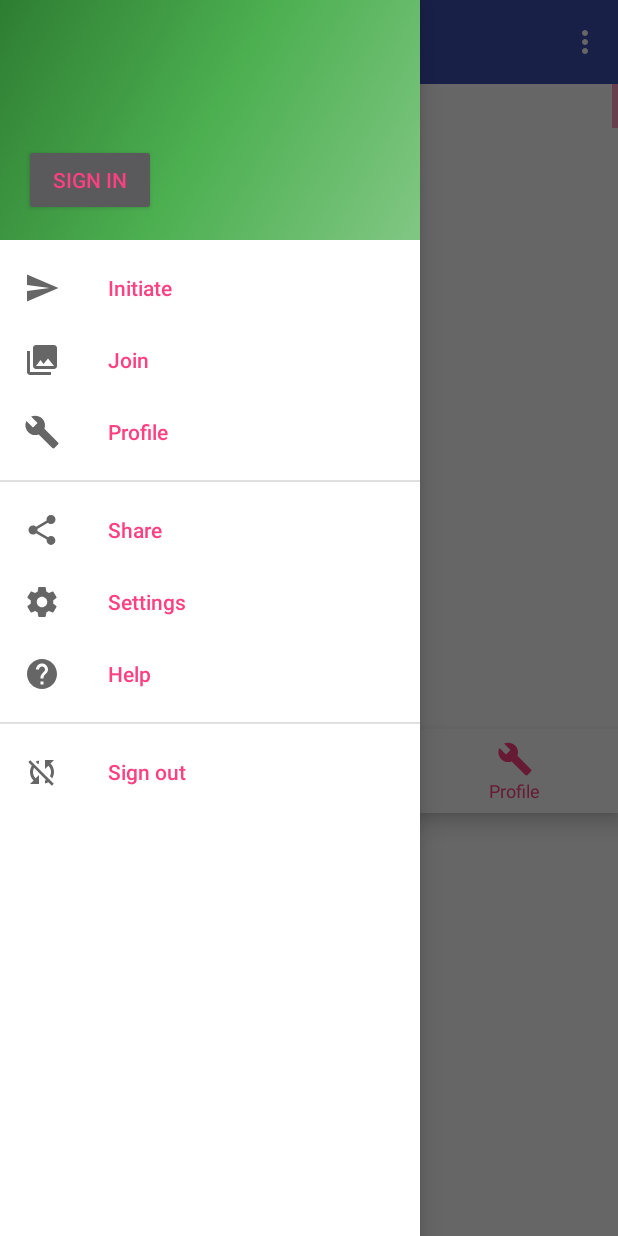
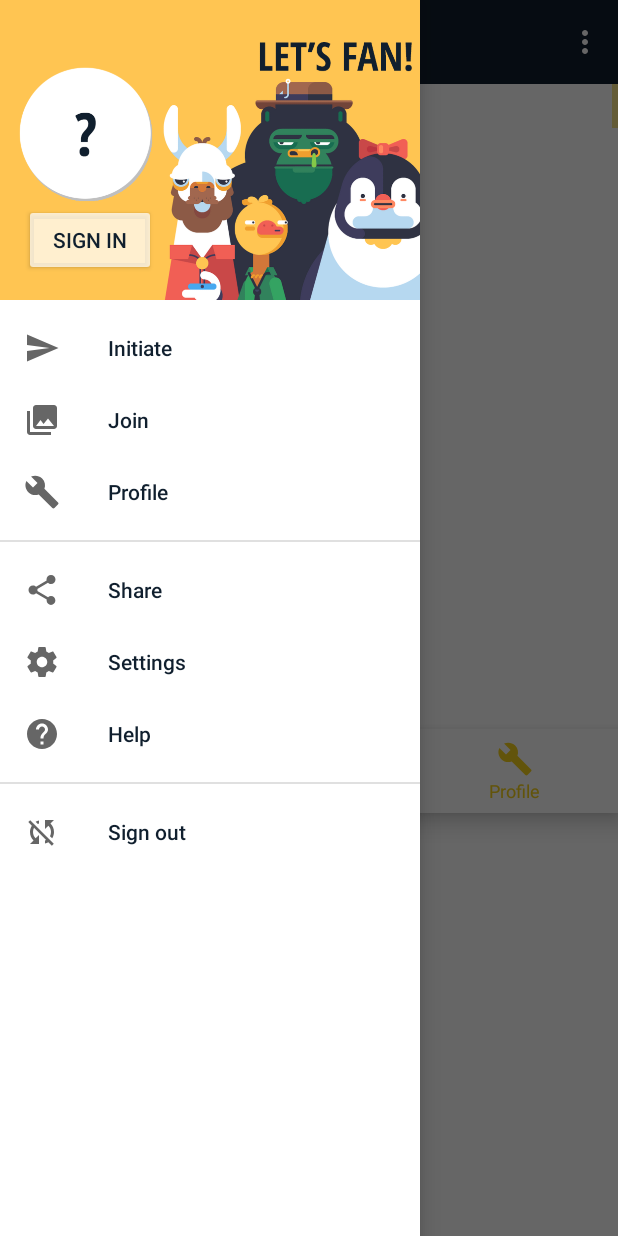
Before and after one commit to SPEITCoder/let-s-fan, an Android app: the screen it shows after launch (MainActivity), with the side drawer open, on a phone screen of 412 x 824 dp. Run offline under Robolectric (Android 15) with nearby library versions, the phone set to English and light mode, and no system bars; our stand-ins replace ButterKnife, CircleImageView, Firebase (no records; nobody signed in at launch, a user with empty details on screens opened directly); pictures from the network do not load.

Commit message:
UI update

```diff
--- a/app/build.gradle
+++ b/app/build.gradle
@@ -5,7 +5,7 @@ android {
     buildToolsVersion "25.0.1"
     defaultConfig {
         applicationId "local.nicolas.letsfan"
-        minSdkVersion 21
+        minSdkVersion 23
         targetSdkVersion 25
         versionCode 1
         versionName "1.0"
@@ -27,7 +27,6 @@ dependencies {
         exclude group: 'com.android.support', module: 'support-annotations'
     })
     compile project(path: ':auth')
-    //    compile 'local.nicolas.letsfan:letsfan-auth:1.0.1'
     compile 'com.android.support:appcompat-v7:25.1.0'
     compile 'com.android.support:design:25.1.0'
     compile 'com.google.firebase:firebase-core:10.0.1'
@@ -46,6 +45,7 @@ dependencies {
     compile 'com.github.bumptech.glide:glide:3.7.0'
     compile 'com.jakewharton:butterknife:8.4.0'
     compile 'com.google.firebase:firebase-appindexing:10.0.1'
+    compile 'de.hdodenhof:circleimageview:1.3.0'
     //compile 'com.google.android.gms:play-services-appindexing:10.0.1'
     testCompile 'junit:junit:4.12'
     annotationProcessor 'com.jakewharton:butterknife-compiler:8.4.0'
--- a/app/src/main/java/local/nicolas/letsfan/Data.java
+++ b/app/src/main/java/local/nicolas/letsfan/Data.java
@@ -35,11 +35,6 @@ public class Data extends Application {
         this.mFirebaseAuth=f;
     }
 
-    public int getRcSignIn()
-    {
-        return this.RC_SIGN_IN;
-    }
-
     public FirebaseDatabase getmFirebaseDatabase()
     {
         return this.mFirebaseDatabase;
--- a/app/src/main/res/layout/nav_header_main.xml
+++ b/app/src/main/res/layout/nav_header_main.xml
@@ -2,8 +2,7 @@
 <LinearLayout xmlns:android="http://schemas.android.com/apk/res/android"
     xmlns:app="http://schemas.android.com/apk/res-auto"
     android:layout_width="match_parent"
-    android:layout_height="@dimen/nav_header_height"
-    android:background="@drawable/side_nav_bar"
+    android:background="@drawable/side_nav_backg"
     android:gravity="bottom"
     android:orientation="vertical"
     android:paddingBottom="@dimen/activity_vertical_margin"
@@ -11,14 +10,15 @@
     android:paddingRight="@dimen/activity_horizontal_margin"
     android:paddingTop="@dimen/activity_vertical_margin"
     android:theme="@style/ThemeOverlay.AppCompat.Dark"
-    android:weightSum="1">
+    android:weightSum="1"
+    android:layout_height="200dp">
 
-    <ImageView
+    <de.hdodenhof.circleimageview.CircleImageView
         android:id="@+id/userAvatar"
-        android:layout_width="wrap_content"
-        android:layout_height="wrap_content"
+        android:layout_width="82sp"
         android:paddingTop="@dimen/nav_header_vertical_spacing"
-        app:srcCompat="@android:drawable/sym_def_app_icon" />
+        app:srcCompat="@android:drawable/sym_def_app_icon"
+        android:layout_height="82sp" />
 
     <TextView
         android:layout_width="match_parent"
@@ -27,19 +27,23 @@
         android:text="Android Studio"
         android:textAppearance="@style/TextAppearance.AppCompat.Body1"
         android:id="@+id/nav_head_user_name"
-        android:visibility="gone" />
+        android:visibility="gone"
+        android:textColor="?attr/colorPrimaryDark"
+        android:textSize="14sp" />
 
     <TextView
         android:id="@+id/nav_header_user_mail"
         android:layout_width="wrap_content"
         android:layout_height="wrap_content"
         android:text="android.studio@android.com"
-        android:visibility="gone" />
+        android:visibility="gone"
+        android:textColor="?attr/colorPrimaryDark" />
 
     <Button
         android:text="@string/sign_in"
         android:layout_width="wrap_content"
         android:id="@+id/sign_in_button"
-        android:layout_height="wrap_content" />
+        android:layout_height="wrap_content"
+        android:backgroundTint="@color/authui_inputTextColor" />
 
 </LinearLayout>
--- a/app/src/main/res/values/colors.xml
+++ b/app/src/main/res/values/colors.xml
@@ -1,8 +1,8 @@
 <?xml version="1.0" encoding="utf-8"?>
 <resources>
-    <color name="colorPrimary">#3F51B5</color>
-    <color name="colorPrimaryDark">#303F9F</color>
-    <color name="colorAccent">#FF4081</color>
+    <color name="colorPrimary">#101f2e</color>
+    <color name="colorPrimaryDark">#101f2e</color>
+    <color name="colorAccent">#f7d31b</color>
     <color name="white">#FFFFFF</color>
     <color name="nav_tint">#CCCCCC</color>
 </resources>
--- a/app/src/main/res/values/styles.xml
+++ b/app/src/main/res/values/styles.xml
@@ -8,11 +8,11 @@
         <item name="colorAccent">@color/colorAccent</item>
 
         <item name="colorControlNormal">@color/colorAccent</item>
-        <item name="colorControlActivated">@color/colorAccent</item>
-        <item name="colorControlHighlight">@color/colorAccent</item>
+        <item name="colorControlActivated">#ffe161</item>
+        <item name="colorControlHighlight">#eda618</item>
         <item name="android:windowBackground">@color/white</item>
-        <item name="android:textColor">@color/colorAccent</item>
-        <item name="android:textColorPrimary">@color/colorAccent</item>
+        <item name="android:textColor">@color/colorPrimaryDark</item>
+        <item name="android:textColorPrimary">@color/colorPrimary</item>
         <item name="colorButtonNormal">@color/colorAccent</item>
     </style>
 
@@ -23,5 +23,5 @@
 
     <style name="AppTheme.AppBarOverlay" parent="ThemeOverlay.AppCompat.Dark.ActionBar" />
 
-    <style name="AppTheme.PopupOverlay" parent="ThemeOverlay.AppCompat.Light" />
+    <style name="AppTheme.PopupOverlay" parent="ThemeOverlay.AppCompat.Dark" />
 </resources>
--- a/auth/src/main/res/values/colors.xml
+++ b/auth/src/main/res/values/colors.xml
@@ -3,7 +3,7 @@
     <color name="authui_colorPrimary">#3E50B4</color>
     <color name="authui_colorPrimaryDark">#2F3E9E</color>
     <color name="authui_colorAccent">#3E50B4</color>
-    <color name="authui_inputTextColor">#FFFFFF</color>
+    <color name="authui_inputTextColor">#b9ffffff</color>
     <color name="authui_inputTextColorDark">#000000</color>
 
     <color name="errorColor">#DD2C00</color>
```
Also changed, not shown: app/src/main/java/local/nicolas/letsfan/CreateInvitationActivity.java (+13 -18 lines), app/src/main/java/local/nicolas/letsfan/MainActivity.java (+50 -16 lines), app/src/main/java/local/nicolas/letsfan/User.java (+18 -14 lines), app/src/main/res/layout/content_create_invitation.xml (+4 -20 lines), app/src/main/res/drawable/side_nav_backg.png (added).
